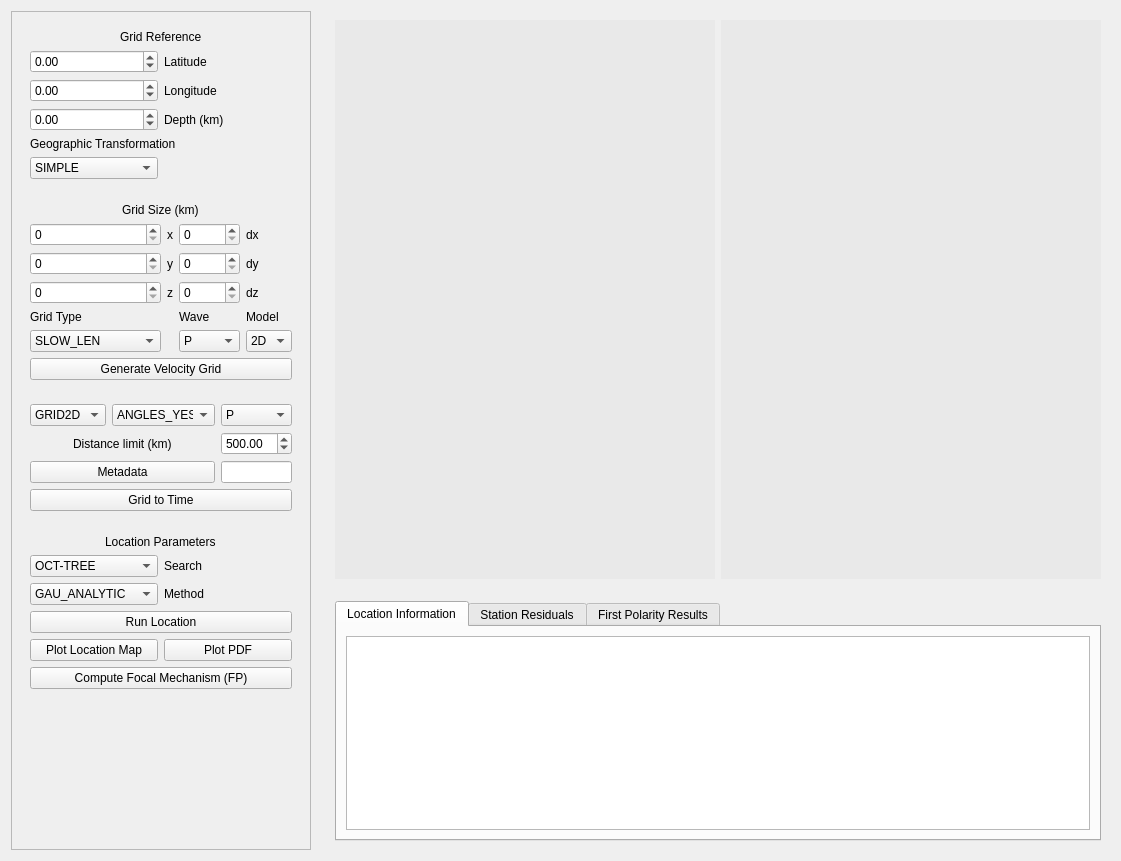
The window that isp/resources/designer_uis/EarthquakeLocationFrame.ui (ProjectISP/ISP) describes before a commit, drawn with Qt 5.
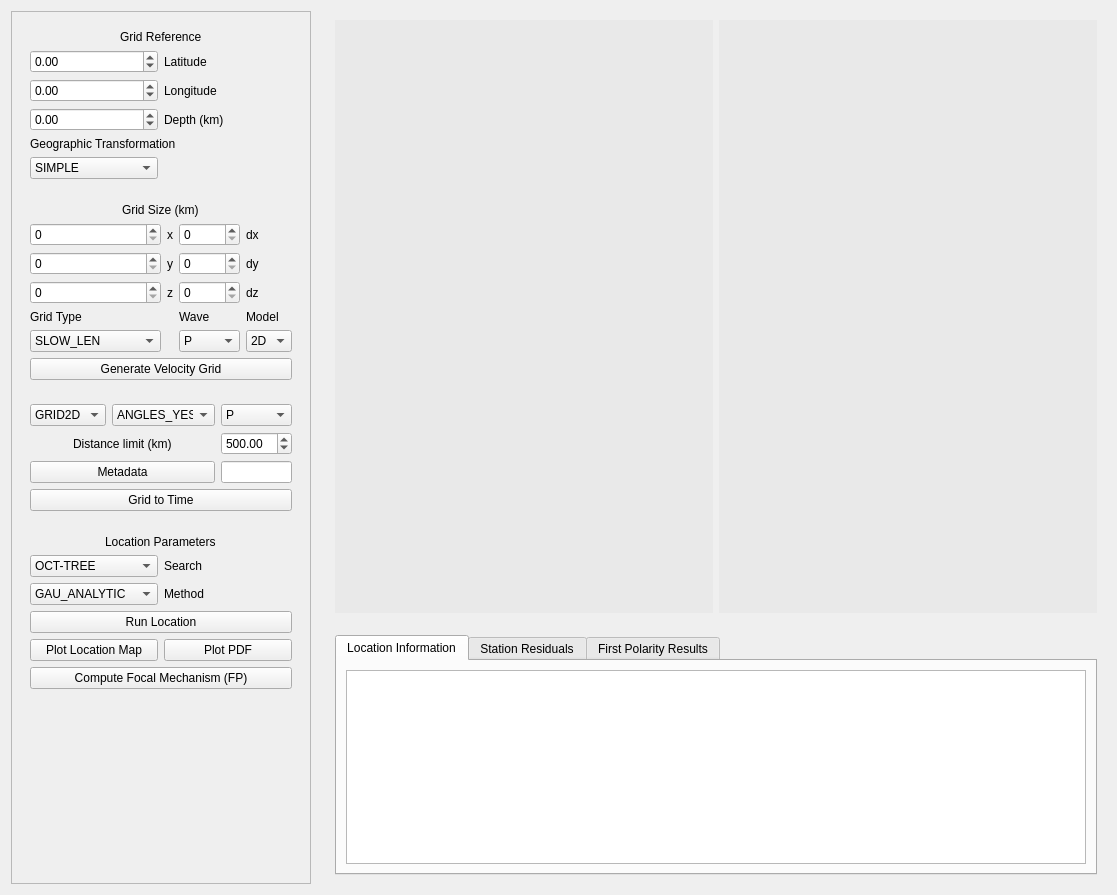
The same window after the commit.

Commit message: Optimising space in Earthquake tabs

Patch:
```diff
--- a/isp/resources/designer_uis/EarthquakeLocationFrame.ui
+++ b/isp/resources/designer_uis/EarthquakeLocationFrame.ui
@@ -6,8 +6,8 @@
    <rect>
     <x>0</x>
     <y>0</y>
-    <width>1121</width>
-    <height>861</height>
+    <width>1117</width>
+    <height>895</height>
    </rect>
   </property>
   <property name="windowTitle">
@@ -82,7 +82,7 @@
           <rect>
            <x>0</x>
            <y>0</y>
-           <width>775</width>
+           <width>771</width>
            <height>273</height>
           </rect>
          </property>
```
The commit also changes 2 other files.
